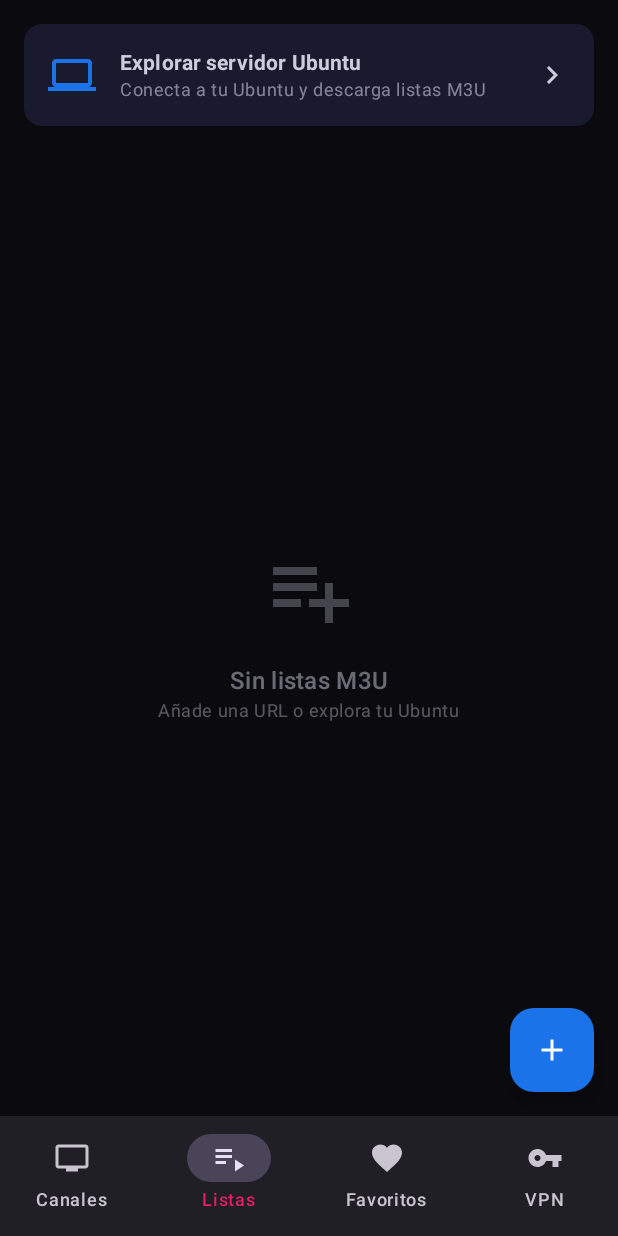
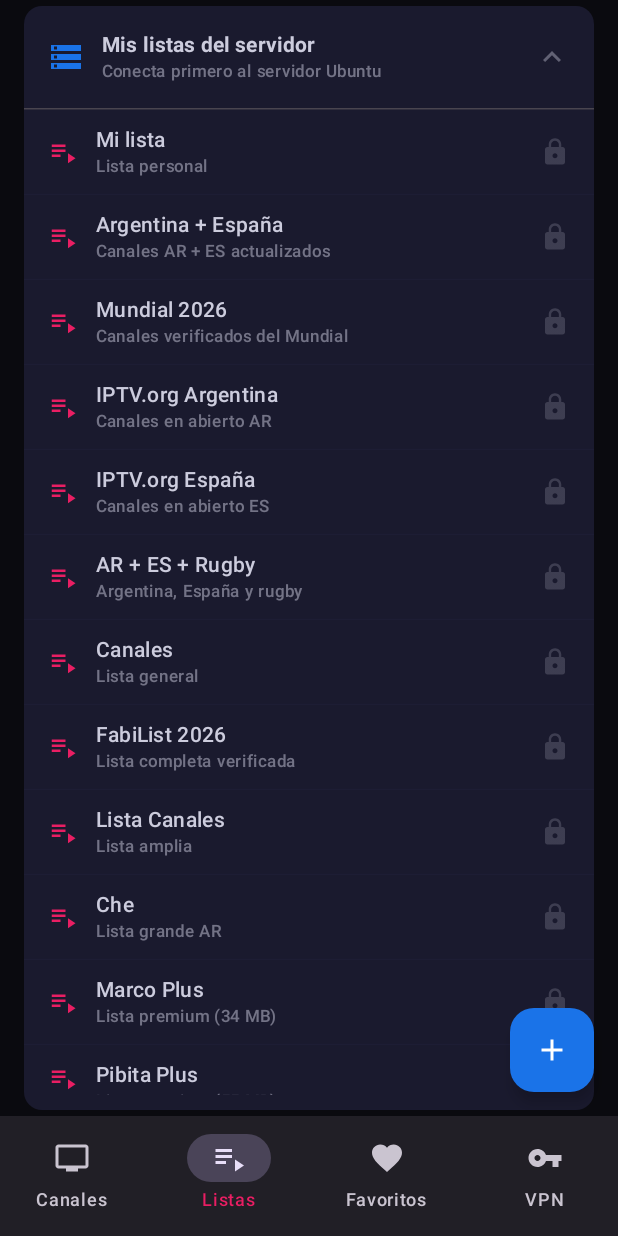
Before and after one commit to elbasurero76/iptvApp, an Android app built with Jetpack Compose: the screen it shows after launch (MainActivity), item 2 of the bottom bar chosen, on a phone screen of 412 x 824 dp. Run offline under Robolectric (Android 15) with nearby library versions, the light colour scheme and no system bars; our stand-ins replace Dagger/Hilt's generated code, Room's generated code; pictures from the network do not load.

Commit message:
feat: seccion Mis Listas con los 12 archivos m3u del servidor Ubuntu

```diff
--- a/app/src/main/java/com/marcosrava/iptvplayer/ui/screens/PlaylistsScreen.kt
+++ b/app/src/main/java/com/marcosrava/iptvplayer/ui/screens/PlaylistsScreen.kt
@@ -13,10 +13,13 @@ import androidx.compose.runtime.*
 import androidx.compose.ui.Alignment
 import androidx.compose.ui.Modifier
 import androidx.compose.ui.text.font.FontWeight
+import androidx.compose.ui.text.style.TextOverflow
 import androidx.compose.ui.unit.dp
 import androidx.hilt.navigation.compose.hiltViewModel
 import com.marcosrava.iptvplayer.data.model.Playlist
+import com.marcosrava.iptvplayer.ui.viewmodel.MARCOS_PLAYLISTS
 import com.marcosrava.iptvplayer.ui.viewmodel.PlaylistsViewModel
+import com.marcosrava.iptvplayer.ui.viewmodel.ServerFile
 import java.text.SimpleDateFormat
 import java.util.*
 
@@ -90,11 +93,19 @@ fun PlaylistsScreen(
                 }
             }
 
+            // ── Mis listas del servidor ──────────────────────────────────────
+            MisListasSection(
+                serverUrl = uiState.serverUrl,
+                importingFilename = uiState.importingFilename,
+                importedFilenames = uiState.importedFilenames,
+                onImport = { viewModel.importServerFile(it) }
+            )
+
             // Botón para navegar al explorador Ubuntu
             Card(
                 modifier = Modifier
                     .fillMaxWidth()
-                    .padding(16.dp),
+                    .padding(horizontal = 16.dp, vertical = 4.dp),
                 onClick = onNavigateToBrowser,
                 colors = CardDefaults.cardColors(containerColor = MaterialTheme.colorScheme.surface)
             ) {
@@ -267,6 +278,123 @@ fun PlaylistCard(
     }
 }
 
+@Composable
+fun MisListasSection(
+    serverUrl: String,
+    importingFilename: String?,
+    importedFilenames: Set<String>,
+    onImport: (ServerFile) -> Unit
+) {
+    var expanded by remember { mutableStateOf(true) }
+
+    Card(
+        modifier = Modifier
+            .fillMaxWidth()
+            .padding(horizontal = 16.dp, vertical = 4.dp),
+        colors = CardDefaults.cardColors(containerColor = MaterialTheme.colorScheme.surface)
+    ) {
+        Column {
+            // Cabecera expandible
+            Row(
+                modifier = Modifier
+                    .fillMaxWidth()
+                    .clickable { expanded = !expanded }
+                    .padding(16.dp),
+                verticalAlignment = Alignment.CenterVertically
+            ) {
+                Icon(
+                    Icons.Default.Storage, null,
+                    tint = MaterialTheme.colorScheme.primary,
+                    modifier = Modifier.size(24.dp)
+                )
+                Spacer(Modifier.width(12.dp))
+                Column(modifier = Modifier.weight(1f)) {
+                    Text(
+                        "Mis listas del servidor",
+                        style = MaterialTheme.typography.titleSmall,
+                        fontWeight = FontWeight.Bold
+                    )
+                    Text(
+                        if (serverUrl.isBlank()) "Conecta primero al servidor Ubuntu"
+                        else serverUrl,
+                        style = MaterialTheme.typography.labelSmall,
+                        color = MaterialTheme.colorScheme.onSurface.copy(alpha = 0.5f),
+                        maxLines = 1,
+                        overflow = TextOverflow.Ellipsis
+                    )
+                }
+                Icon(
+                    if (expanded) Icons.Default.ExpandLess else Icons.Default.ExpandMore,
+                    null,
+                    tint = MaterialTheme.colorScheme.onSurface.copy(alpha = 0.4f)
+                )
+            }
+
+            if (expanded) {
+                HorizontalDivider()
+                MARCOS_PLAYLISTS.forEach { sf ->
+                    val isImporting = importingFilename == sf.filename
+                    val isImported = sf.filename in importedFilenames
+
+                    Row(
+                        modifier = Modifier
+                            .fillMaxWidth()
+                            .clickable(enabled = !isImporting && !isImported && serverUrl.isNotBlank()) {
+                                onImport(sf)
+                            }
+                            .padding(horizontal = 16.dp, vertical = 10.dp),
+                        verticalAlignment = Alignment.CenterVertically
+                    ) {
+                        Icon(
+                            Icons.Default.PlaylistPlay, null,
+                            tint = if (isImported) MaterialTheme.colorScheme.primary
+                                   else MaterialTheme.colorScheme.secondary,
+                            modifier = Modifier.size(20.dp)
+                        )
+                        Spacer(Modifier.width(12.dp))
+                        Column(modifier = Modifier.weight(1f)) {
+                            Text(
+                                sf.name,
+                                style = MaterialTheme.typography.bodyMedium,
+                                fontWeight = FontWeight.Medium
+                            )
+                            Text(
+                                sf.description,
+                                style = MaterialTheme.typography.labelSmall,
+                                color = MaterialTheme.colorScheme.onSurface.copy(alpha = 0.5f)
+                            )
+                        }
+                        when {
+                            isImporting -> CircularProgressIndicator(
+                                modifier = Modifier.size(20.dp), strokeWidth = 2.dp
+                            )
+                            isImported -> Icon(
+                                Icons.Default.CheckCircle, null,
+                                tint = MaterialTheme.colorScheme.primary,
+                                modifier = Modifier.size(20.dp)
+                            )
+                            serverUrl.isBlank() -> Icon(
+                                Icons.Default.Lock, null,
+                                tint = MaterialTheme.colorScheme.onSurface.copy(alpha = 0.2f),
+                                modifier = Modifier.size(20.dp)
+                            )
+                            else -> Icon(
+                                Icons.Default.Add, null,
+                                tint = MaterialTheme.colorScheme.secondary,
+                                modifier = Modifier.size(20.dp)
+                            )
+                        }
+                    }
+                    HorizontalDivider(
+                        color = MaterialTheme.colorScheme.surfaceVariant.copy(alpha = 0.5f),
+                        thickness = 0.5.dp
+                    )
+                }
+            }
+        }
+    }
+}
+
 @OptIn(ExperimentalMaterial3Api::class)
 @Composable
 fun AddPlaylistDialog(
--- a/app/src/main/java/com/marcosrava/iptvplayer/ui/viewmodel/PlaylistsViewModel.kt
+++ b/app/src/main/java/com/marcosrava/iptvplayer/ui/viewmodel/PlaylistsViewModel.kt
@@ -1,5 +1,7 @@
 package com.marcosrava.iptvplayer.ui.viewmodel
 
+import androidx.datastore.core.DataStore
+import androidx.datastore.preferences.core.Preferences
 import androidx.lifecycle.ViewModel
 import androidx.lifecycle.viewModelScope
 import com.marcosrava.iptvplayer.data.model.Playlist
@@ -10,17 +12,44 @@ import kotlinx.coroutines.flow.*
 import kotlinx.coroutines.launch
 import javax.inject.Inject
 
+/** Archivos M3U disponibles en el servidor Ubuntu de Marcos */
+data class ServerFile(
+    val name: String,
+    val filename: String,
+    val description: String
+)
+
+val MARCOS_PLAYLISTS = listOf(
+    ServerFile("Mi lista",              "milista.m3u",                        "Lista personal"),
+    ServerFile("Argentina + España",    "argentina_espana.m3u",               "Canales AR + ES actualizados"),
+    ServerFile("Mundial 2026",          "mundial2026_funcionan.m3u",          "Canales verificados del Mundial"),
+    ServerFile("IPTV.org Argentina",    "iptvorg-ar.m3u",                     "Canales en abierto AR"),
+    ServerFile("IPTV.org España",       "iptvorg-es.m3u",                     "Canales en abierto ES"),
+    ServerFile("AR + ES + Rugby",       "argentina_espana_rugby.m3u",         "Argentina, España y rugby"),
+    ServerFile("Canales",               "canales.m3u",                        "Lista general"),
+    ServerFile("FabiList 2026",         "fabilist26.m3u",                     "Lista completa verificada"),
+    ServerFile("Lista Canales",         "lista_canales.m3u",                  "Lista amplia"),
+    ServerFile("Che",                   "che.m3u",                            "Lista grande AR"),
+    ServerFile("Marco Plus",            "tv_channels_MarcoSP140S1_plus.m3u",  "Lista premium (34 MB)"),
+    ServerFile("Pibita Plus",           "tv_channels_pibita_plus.m3u",        "Lista premium (55 MB)"),
+)
+
 data class PlaylistsUiState(
     val playlists: List<Playlist> = emptyList(),
     val isRefreshing: Boolean = false,
     val refreshingPlaylistId: Long? = null,
     val error: String? = null,
-    val successMessage: String? = null
+    val successMessage: String? = null,
+    // Servidor
+    val serverUrl: String = "",
+    val importingFilename: String? = null,
+    val importedFilenames: Set<String> = emptySet()
 )
 
 @HiltViewModel
 class PlaylistsViewModel @Inject constructor(
-    private val repository: PlaylistRepository
+    private val repository: PlaylistRepository,
+    private val dataStore: DataStore<Preferences>
 ) : ViewModel() {
 
     private val _uiState = MutableStateFlow(PlaylistsUiState())
@@ -31,6 +60,51 @@ class PlaylistsViewModel @Inject constructor(
             repository.allPlaylists.collect { playlists ->
                 _uiState.update { it.copy(playlists = playlists) }
             }
+        }
+        // Leer server URL guardado
+        viewModelScope.launch {
+            dataStore.data
+                .map { prefs -> prefs[BrowserViewModel.KEY_SERVER_URL] ?: "" }
+                .collect { url -> _uiState.update { it.copy(serverUrl = url) } }
+        }
+    }
+
+    /** Importa un archivo del servidor usando la URL base guardada */
+    fun importServerFile(serverFile: ServerFile) {
+        val baseUrl = _uiState.value.serverUrl.trimEnd('/')
+        if (baseUrl.isBlank()) {
+            _uiState.update { it.copy(error = "Primero conecta al servidor en la pestaña Ubuntu") }
+            return
+        }
+        val fullUrl = "$baseUrl/${serverFile.filename}"
+        _uiState.update { it.copy(importingFilename = serverFile.filename) }
+        viewModelScope.launch {
+            val playlist = Playlist(
+                name = serverFile.name,
+                url = fullUrl,
+                source = PlaylistSource.UBUNTU
+            )
+            val id = repository.addPlaylist(playlist)
+            val result = repository.refreshPlaylist(playlist.copy(id = id))
+            result.fold(
+                onSuccess = { count ->
+                    _uiState.update {
+                        it.copy(
+                            importingFilename = null,
+                            importedFilenames = it.importedFilenames + serverFile.filename,
+                            successMessage = "✓ ${serverFile.name}: $count canales cargados"
+                        )
+                    }
+                },
+                onFailure = { err ->
+                    _uiState.update {
+                        it.copy(
+                            importingFilename = null,
+                            error = "Error al cargar ${serverFile.name}: ${err.message}"
+                        )
+                    }
+                }
+            )
         }
     }
 
@@ -49,11 +123,7 @@ class PlaylistsViewModel @Inject constructor(
 
     fun addUbuntuPlaylist(name: String, url: String) {
         viewModelScope.launch {
-            val playlist = Playlist(
-                name = name,
-                url = url,
-                source = PlaylistSource.UBUNTU
-            )
+            val playlist = Playlist(name = name, url = url, source = PlaylistSource.UBUNTU)
             val id = repository.addPlaylist(playlist)
             refreshPlaylist(playlist.copy(id = id))
         }
@@ -85,9 +155,7 @@ class PlaylistsViewModel @Inject constructor(
     }
 
     fun deletePlaylist(playlist: Playlist) {
-        viewModelScope.launch {
-            repository.deletePlaylist(playlist)
-        }
+        viewModelScope.launch { repository.deletePlaylist(playlist) }
     }
 
     fun clearError() = _uiState.update { it.copy(error = null) }
```
